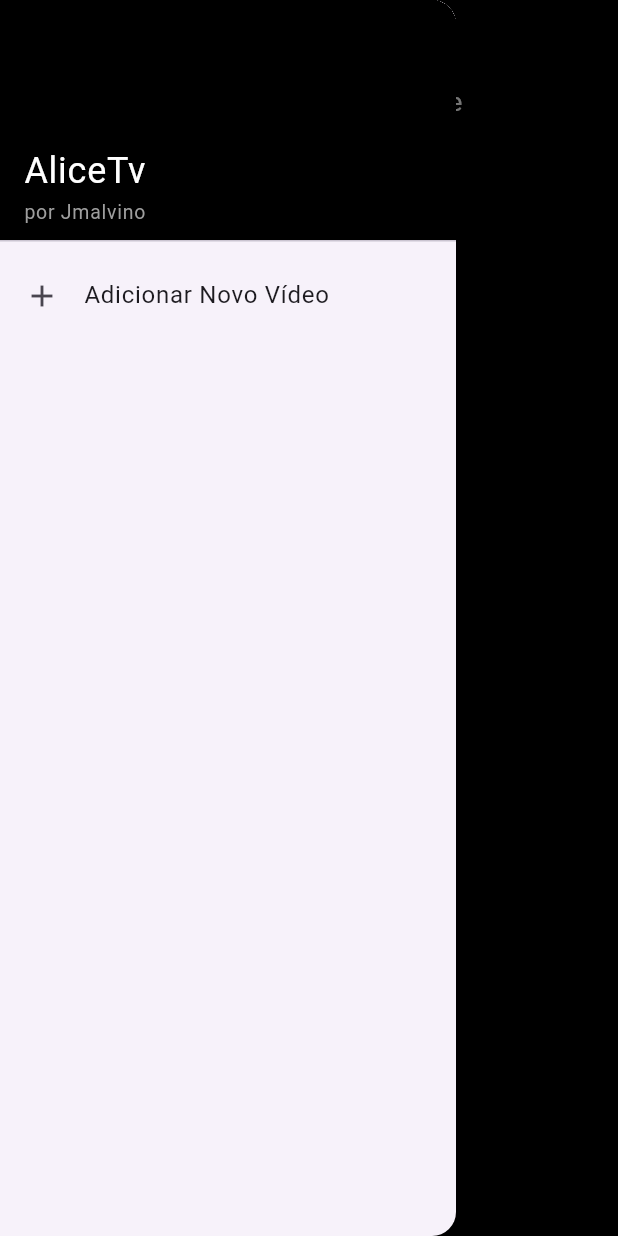
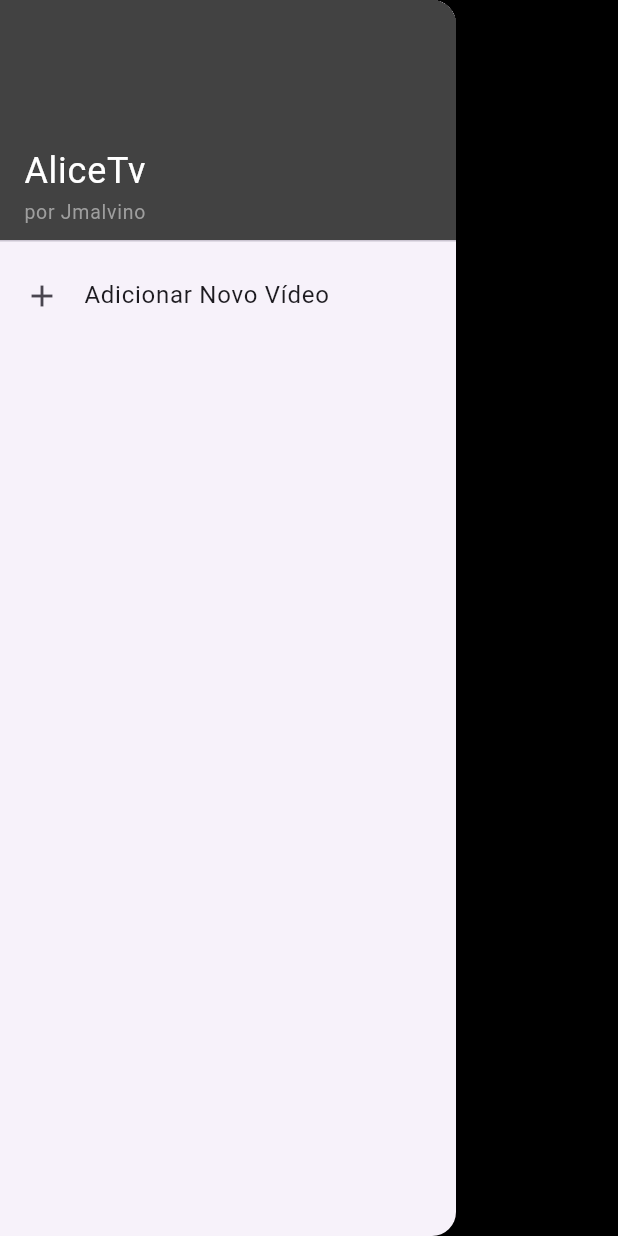
Before and after one commit to jmalvino/alice_tv, a Flutter app: the screen it shows after launch, with the side drawer open, on a phone screen of 412 x 824 dp. Run offline on Flutter 3.47's test engine with Material 3 defaults, Android fonts, the phone set to English and light mode, and no system bars; our stand-ins replace cached_network_image, flutter_mobx, mobx, shared_preferences, youtube_player_flutter; generated files the repository leaves out were written again.

Commit message:
Adicionodo imagem em cache para diminuir o tempo de inicializacao, o problema nao foi resolvido

```diff
--- a/lib/app/screens/home_page.dart
+++ b/lib/app/screens/home_page.dart
@@ -2,6 +2,7 @@ import 'dart:math';
 import 'package:alice_tv/app/screens/add_video_page.dart';
 import 'package:alice_tv/app/screens/video_play_page.dart';
 import 'package:alice_tv/app/store/video_store.dart';
+import 'package:cached_network_image/cached_network_image.dart';
 
 // import 'package:connectivity_plus/connectivity_plus.dart';
 import 'package:flutter/material.dart';
@@ -96,12 +97,12 @@ class _HomePageState extends State<HomePage> {
         child: ListView(
           padding: EdgeInsets.zero,
           children: <Widget>[
-            const DrawerHeader(
+            DrawerHeader(
               decoration: BoxDecoration(
-                color: Colors.black,
+                color: Colors.grey[800],
               ),
-              child: Column(
-                 crossAxisAlignment: CrossAxisAlignment.start,
+              child: const Column(
+                crossAxisAlignment: CrossAxisAlignment.start,
                 mainAxisAlignment: MainAxisAlignment.end,
                 children: [
                   Text(
@@ -123,7 +124,7 @@ class _HomePageState extends State<HomePage> {
             ),
             ListTile(
               leading: const Icon(Icons.add),
-              title: const Text('Adicionar Novo Vídeo'),
+              title: isConnected ? const Text('Adicionar Novo Vídeo') : Container(),
               onTap: () {
                 _showMathDialog(context);
               },
@@ -136,16 +137,19 @@ class _HomePageState extends State<HomePage> {
         builder: (_) {
           final videos = widget.store.videoData;
           final recentVideos = videos.length > 10 ? videos.skip(videos.length - 10).toList() : videos.toList();
+          isConnected = videos.isNotEmpty;
 
           return Column(
             children: [
-              const Text(
+              isConnected
+                  ? const Text(
                 'Adicionado Recentemente',
                 style: TextStyle(
                   color: Colors.white,
                   fontSize: 17,
                 ),
-              ),
+              )
+                  : Container(),
               SizedBox(
                 height: 120,
                 child: ListView.builder(
@@ -167,19 +171,26 @@ class _HomePageState extends State<HomePage> {
                       child: Container(
                         width: 200,
                         margin: const EdgeInsets.all(8),
-                        child: Image.network(thumbnailUrl, fit: BoxFit.cover),
+                        child: CachedNetworkImage(
+                          imageUrl: thumbnailUrl,
+                          placeholder: (context, url) => const CircularProgressIndicator(),
+                          errorWidget: (context, url, error) => const Icon(Icons.error),
+                          fit: BoxFit.cover,
+                        ),
                       ),
                     );
                   },
                 ),
               ),
-              const Text(
+              isConnected
+                  ? const Text(
                 'Assistir',
                 style: TextStyle(
                   color: Colors.white,
                   fontSize: 17,
                 ),
-              ),
+              )
+                  : Container(),
               Expanded(
                 child: GridView.builder(
                   gridDelegate: const SliverGridDelegateWithFixedCrossAxisCount(
@@ -204,7 +215,12 @@ class _HomePageState extends State<HomePage> {
                           child: Column(
                             children: [
                               Expanded(
-                                child: Image.network(thumbnailUrl, fit: BoxFit.cover),
+                                child: CachedNetworkImage(
+                                  imageUrl: thumbnailUrl,
+                                  placeholder: (context, url) => const CircularProgressIndicator(),
+                                  errorWidget: (context, url, error) => const Icon(Icons.error),
+                                  fit: BoxFit.cover,
+                                ),
                               ),
                             ],
                           ),
--- a/pubspec.yaml
+++ b/pubspec.yaml
@@ -39,6 +39,9 @@ dependencies:
   flutter_mobx: ^2.0.0
   youtube_player_flutter: ^9.1.1
   shared_preferences: ^2.0.15
+  cached_network_image: ^3.3.1
+  path_provider: ^2.0.11
+
 #  connectivity_plus: ^3.0.0
 
 dev_dependencies:
```
Also changed, not shown: lib/app/screens/add_video_page.dart (+7 -2 lines), lib/app/screens/video_play_page.dart (+7 -3 lines), pubspec.lock, 1 other file.
